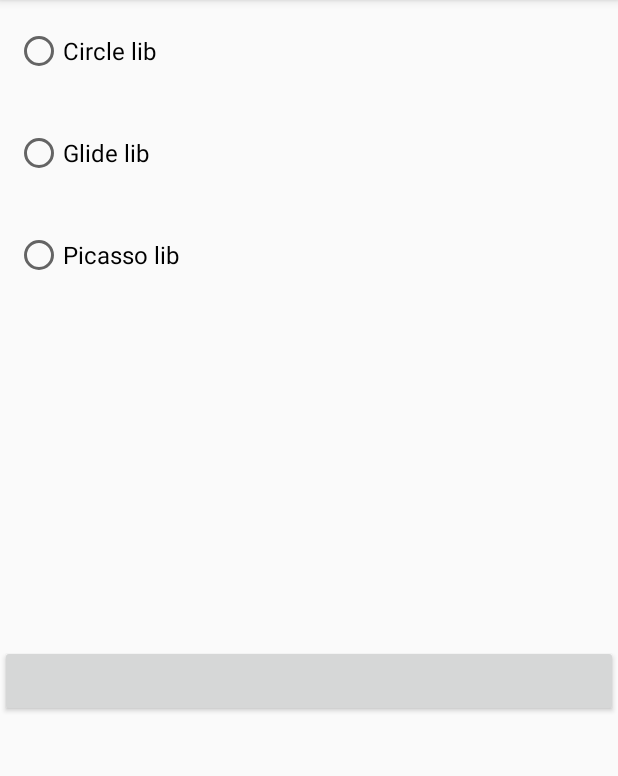
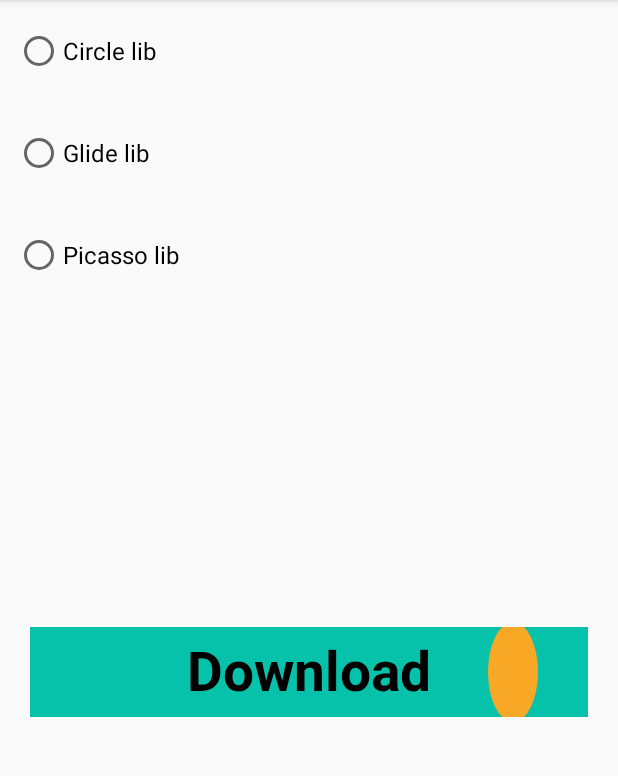
Before and after one commit to AbdoAlAhmed/Design-button, an Android app: the screen it shows after launch (MainActivity), on a phone screen of 412 x 824 dp, the part 84-860 px from its top. Run offline under Robolectric (Android 15) with nearby library versions, the phone set to English and light mode, and no system bars; our stand-ins replace CircleImageView; pictures from the network do not load.

Commit message:
loadButton

```diff
--- a/app/src/main/java/com/udacity/LoadingButton.kt
+++ b/app/src/main/java/com/udacity/LoadingButton.kt
@@ -19,20 +19,19 @@ class LoadingButton @JvmOverloads constructor(
 ) : View(context, attrs, defStyleAttr) {
     private var widthSize = 0
     private var heightSize = 0
-
+    private var circle = RectF(0f, 0f, 0f, 0f)
+    private var rotate = 0f
     private val valueAnimator = ValueAnimator()
-
-    private var raduis = 0f
+    private var backgroundColour: Int = 0
+    private var foregroundColor: Int = 0
 
 
-
-    private var buttonState: ButtonState by Delegates.observable<ButtonState>(ButtonState.Completed) { p, old, new ->
+    var buttonState: ButtonState by Delegates.observable<ButtonState>(ButtonState.Completed) { p, old, new ->
         when (new) {
             ButtonState.Clicked -> {
-                valueAnimator.start()
+                animateCircle()
             }
             ButtonState.Loading -> {
-                valueAnimator.resume()
             }
             ButtonState.Completed -> {
                 valueAnimator.end()
@@ -43,7 +42,7 @@ class LoadingButton @JvmOverloads constructor(
 
 
     private val paint = Paint(Paint.ANTI_ALIAS_FLAG).apply {
-        style = Paint.Style.FILL
+        style = Paint.Style.FILL_AND_STROKE
         textAlign = Paint.Align.CENTER
         textSize = 55.0f
         typeface = Typeface.create("", Typeface.BOLD)
@@ -51,46 +50,70 @@ class LoadingButton @JvmOverloads constructor(
     }
 
 
+
     init {
         isClickable = true
+        val a = context.obtainStyledAttributes(attrs, R.styleable.LoadingButton, defStyleAttr, 0)
+        backgroundColour = a.getColor(R.styleable.LoadingButton_backgroundColor, 0)
+        foregroundColor = a.getColor(R.styleable.LoadingButton_foregroundColor, 0)
+        a.recycle()
     }
 
 
     override fun onSizeChanged(w: Int, h: Int, oldw: Int, oldh: Int) {
         super.onSizeChanged(w, h, oldw, oldh)
+
         widthSize = w
         heightSize = h
 
-
-        raduis = (min(widthSize, heightSize) / 2 * 4).toFloat()
-
-        valueAnimator.apply {
-            setValues(PropertyValuesHolder.ofFloat("progress", 0f, 1f))
-            duration = 3000
-            repeatCount = ValueAnimator.INFINITE
-            interpolator = LinearInterpolator()
-            addUpdateListener {
-                invalidate()
-            }
-        }
-
-
+        circle.set(
+            widthSize - 100f,
+            heightSize / 2 - 50f,
+            widthSize - 50f,
+            heightSize / 2 + 50f
+        )
 
 
     }
 
+    // animate the circle to rotate around itself and the button to change color
+    private fun animateCircle() {
+        val propertyValuesHolder = PropertyValuesHolder.ofFloat("rotation", 0f, 360f)
+        valueAnimator.setValues(propertyValuesHolder)
+        valueAnimator.duration = 1000
+        valueAnimator.repeatCount = ValueAnimator.INFINITE
+        valueAnimator.interpolator = LinearInterpolator()
+        valueAnimator.addUpdateListener {
+            rotate = it.getAnimatedValue("rotation") as Float
+            invalidate()
+        }
+        valueAnimator.start()
+    }
+
+
     override fun onDraw(canvas: Canvas?) {
         super.onDraw(canvas)
 
-        paint.color = ResourcesCompat.getColor(resources, R.color.colorPrimaryDark, null)
+        paint.color = ResourcesCompat.getColor(resources, R.color.colorPrimary, null)
         canvas?.drawRect(0f, 0f, widthSize.toFloat(), heightSize.toFloat(), paint)
 
         // Draw the text
+        paint.color = ResourcesCompat.getColor(resources, R.color.black, null)
+        canvas?.drawText(
+            "Download",
+            widthSize / 2f,
+            heightSize / 2f + (paint.descent() - paint.ascent()) / 2 - paint.descent(),
+            paint
+        )
+
+        // Draw the circle and rotate it
         paint.color = ResourcesCompat.getColor(resources, R.color.colorAccent, null)
-        canvas?.drawText("Download", widthSize / 2f, heightSize / 2f + (paint.descent() - paint.ascent()) / 2 - paint.descent(), paint)
+        canvas?.save()
+        canvas?.rotate(rotate, circle.centerX(), circle.centerY())
+        canvas?.drawArc(circle, 0f, 360f, true, paint)
+        canvas?.restore()
 
-        // Draw the circle
-        paint.color = ResourcesCompat.getColor(resources, R.color.colorAccent, null)
+
 
     }
 
--- a/app/src/main/res/layout/content_main.xml
+++ b/app/src/main/res/layout/content_main.xml
@@ -57,13 +57,17 @@
 
     <!--        />-->
 
-    <Button
+    <com.udacity.LoadingButton
         android:id="@+id/custom_button"
         android:layout_width="0dp"
-        android:layout_height="wrap_content"
+        android:layout_height="60dp"
         android:layout_marginBottom="290dp"
+        android:layout_marginEnd="20dp"
+        android:layout_marginStart="20dp"
         app:layout_constraintBottom_toBottomOf="parent"
         app:layout_constraintEnd_toEndOf="parent"
+        app:backgroundColor="@color/colorPrimary"
+        app:foregroundColor="@color/colorAccent"
         app:layout_constraintStart_toStartOf="parent" />
 
 </androidx.constraintlayout.widget.ConstraintLayout>
--- a/app/src/main/res/values/attrs.xml
+++ b/app/src/main/res/values/attrs.xml
@@ -1,8 +1,8 @@
 <?xml version="1.0" encoding="utf-8"?>
 <resources>
     <declare-styleable name="LoadingButton">
-        <attr name="backgroundColor" format="color"/>
-        <attr name="foregroundColor" format="color"/>
+        <attr name="backgroundColor" format="color" />
+        <attr name="foregroundColor" format="color" />
     </declare-styleable>
 
 </resources>
```
Also changed, not shown: app/src/main/java/com/udacity/MainActivity.kt (+6 -1 lines).
